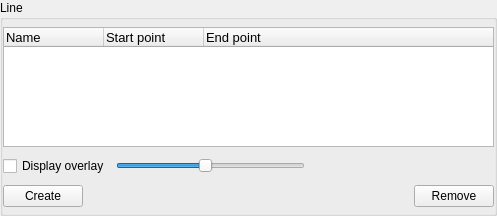
This is Bricks/widgets/ui_files/Qt4_helical_line_widget_layout.ui in mxcube/mxcubeqt as Qt 5 draws it before an edit. The edited form follows.
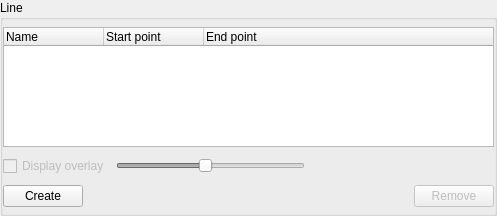
This is the edited form.

Patch:
```diff
--- a/Bricks/widgets/ui_files/Qt4_helical_line_widget_layout.ui
+++ b/Bricks/widgets/ui_files/Qt4_helical_line_widget_layout.ui
@@ -82,7 +82,7 @@
             </property>
             <property name="font">
              <font>
-              <pointsize>10</pointsize>
+              <pointsize>9</pointsize>
              </font>
             </property>
             <property name="editTriggers">
@@ -115,6 +115,9 @@
            <layout class="QHBoxLayout" name="horizontalLayout">
             <item>
              <widget class="QCheckBox" name="overlay_cbox">
+              <property name="enabled">
+               <bool>false</bool>
+              </property>
               <property name="text">
                <string>Display overlay</string>
               </property>
@@ -122,6 +125,9 @@
             </item>
             <item>
              <widget class="QSlider" name="overlay_slider">
+              <property name="enabled">
+               <bool>false</bool>
+              </property>
               <property name="maximum">
                <number>255</number>
               </property>
@@ -175,6 +181,9 @@
             </item>
             <item>
              <widget class="QPushButton" name="remove_line_button">
+              <property name="enabled">
+               <bool>false</bool>
+              </property>
               <property name="text">
                <string>Remove</string>
               </property>
```
